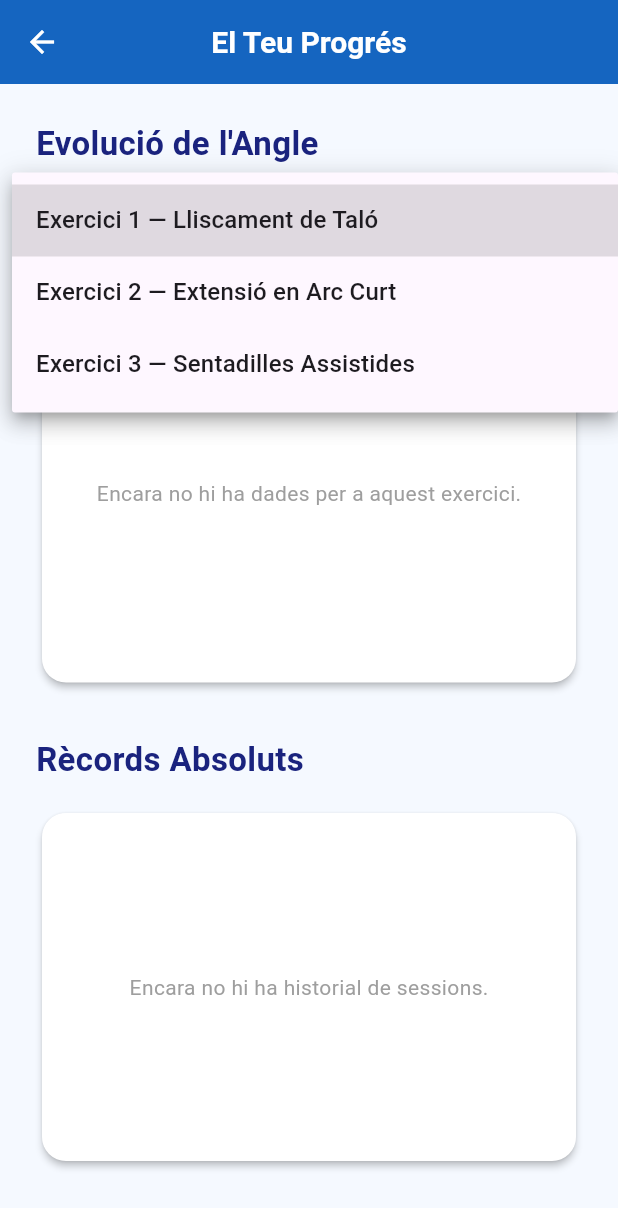
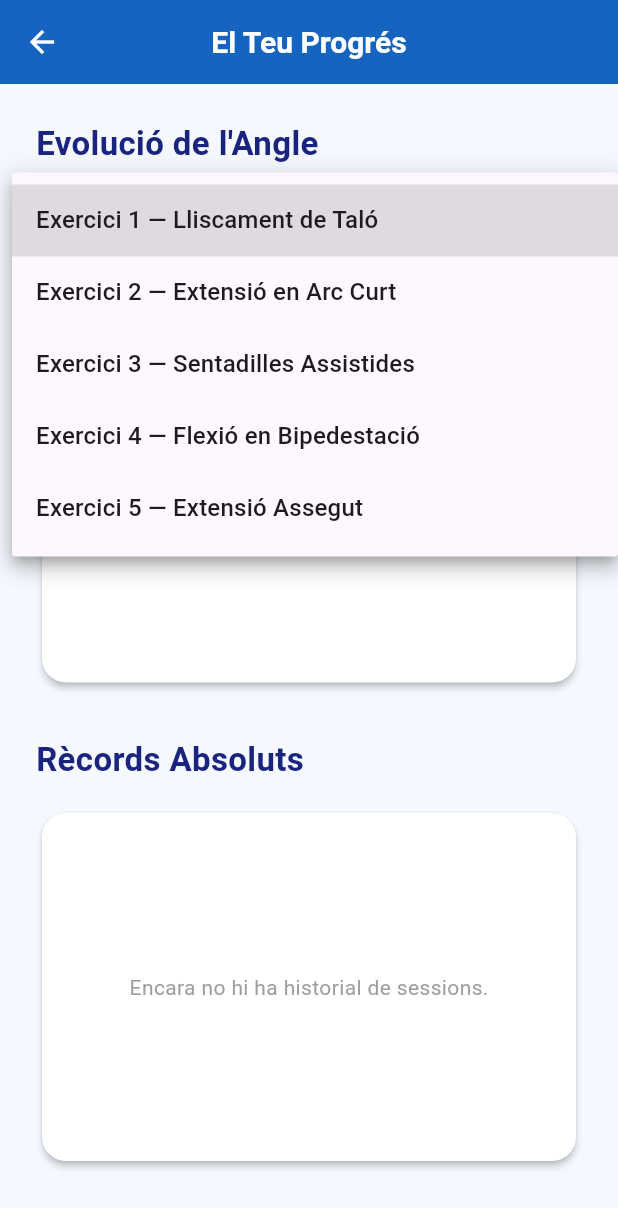
Before and after one commit to aitanamata4-tech/kneelife_app, a Flutter app: the ProgressScreen screen opened directly, after a tap on "Exercici 1 — Lliscament de Taló", on a phone screen of 412 x 824 dp. Shown: the top 1208 px of the screen. Run offline on Flutter 3.47's test engine with Material 3 defaults, Android fonts, the phone set to English and light mode, and no system bars; our stand-ins replace firebase_auth, firebase_core, firebase_database, fl_chart; accounts and stored records are empty; network calls fail.

Commit message:
canvis error 1 i 2

```diff
--- a/lib/screens/manual_screen.dart
+++ b/lib/screens/manual_screen.dart
@@ -26,7 +26,7 @@ class ManualScreen extends StatelessWidget {
       {
         "titol": "4. Flexió de Genoll en Bipedestació",
         "descripcio": "Dret, agafat a una taula o cadira per no perdre l'equilibri. Doblega el genoll cap enrere intentant portar el taló cap al gluti, sans moure la cuixa.",
-        "url_imatge": "https://images.unsplash.com/photo-1597452344418-2993132cc975?auto=format&fit=crop&w=600&q=80",
+        "url_imatge": "https://images.unsplash.com/photo-1574680096145-d05b474e2155?auto=format&fit=crop&w=600&q=80",
       },
       {
         "titol": "5. Extensió de Genoll Assegut",
--- a/lib/screens/progress_screen.dart
+++ b/lib/screens/progress_screen.dart
@@ -57,7 +57,7 @@ class _ProgressScreenState extends State<ProgressScreen> {
       );
     }
 
-    // Ordenem les sessions cronològicament (sessio1, sessio2...) exigit per la spec
+    // Ordenem les sessions cronològicament (sessio1, sessio2...)
     final sortedSessionKeys = _sessionHistory.keys.toList()
       ..sort((a, b) => a.compareTo(b));
 
@@ -77,7 +77,7 @@ class _ProgressScreenState extends State<ProgressScreen> {
             ),
             const SizedBox(height: 8),
 
-            // CORREGIT: 'initialValue' en comptes de 'value' per evitar obsolescència (deprecation)
+            // CORREGIT: 'initialValue' per evitar deprecations i afegits Ex 4 i 5
             DropdownButtonFormField<String>(
               initialValue: _selectedExerciseKey,
               decoration: InputDecoration(
@@ -89,6 +89,8 @@ class _ProgressScreenState extends State<ProgressScreen> {
                 DropdownMenuItem(value: "ex1", child: Text("Exercici 1 — Lliscament de Taló")),
                 DropdownMenuItem(value: "ex2", child: Text("Exercici 2 — Extensió en Arc Curt")),
                 DropdownMenuItem(value: "ex3", child: Text("Exercici 3 — Sentadilles Assistides")),
+                DropdownMenuItem(value: "ex4", child: Text("Exercici 4 — Flexió en Bipedestació")),
+                DropdownMenuItem(value: "ex5", child: Text("Exercici 5 — Extensió Assegut")),
               ],
               onChanged: (value) {
                 if (value != null) {
@@ -145,18 +147,12 @@ class _ProgressScreenState extends State<ProgressScreen> {
   Widget _buildLineChart(List<String> sortedKeys) {
     List<FlSpot> spots = [];
 
+    // CORREGIT: Ara llegeix directament l'estructura correcta del vostre JSON de Firebase
     for (int i = 0; i < sortedKeys.length; i++) {
       final sessionData = _sessionHistory[sortedKeys[i]];
-      if (sessionData != null && sessionData['exercicis'] != null) {
-        final List<dynamic> exercicis = sessionData['exercicis'];
-
-        final exerciciFiltrat = exercicis.firstWhere(
-          (e) => e != null && e['id'] == _selectedExerciseKey,
-          orElse: () => null,
-        );
-
-        if (exerciciFiltrat != null && exerciciFiltrat['angleMaxim'] != null) {
-          double angle = double.tryParse(exerciciFiltrat['angleMaxim'].toString()) ?? 0.0;
+      if (sessionData != null && sessionData['exercici_id'] == _selectedExerciseKey) {
+        if (sessionData['angle_maxim'] != null) {
+          double angle = double.tryParse(sessionData['angle_maxim'].toString()) ?? 0.0;
           spots.add(FlSpot(i.toDouble() + 1, angle));
         }
       }
@@ -196,7 +192,6 @@ class _ProgressScreenState extends State<ProgressScreen> {
             dotData: const FlDotData(show: true),
             belowBarData: BarAreaData(
               show: true,
-              // CORREGIT: Ús de .withValues per evitar pèrdua de precisió en versions modernes de Flutter
               color: AppTheme.primaryBlue.withValues(alpha: 0.2),
             ),
           ),
@@ -206,19 +201,16 @@ class _ProgressScreenState extends State<ProgressScreen> {
   }
 
   Widget _buildBarChart() {
-    Map<String, double> recordsMaxims = {"ex1": 0.0, "ex2": 0.0, "ex3": 0.0};
+    // CORREGIT: Mapeig complet per als 5 exercicis en comptes de 3
+    Map<String, double> recordsMaxims = {"ex1": 0.0, "ex2": 0.0, "ex3": 0.0, "ex4": 0.0, "ex5": 0.0};
 
+    // CORREGIT: Extracció directa dels rècords segons el vostre JSON real
     _sessionHistory.forEach((_, sessionData) {
-      if (sessionData != null && sessionData['exercicis'] != null) {
-        final List<dynamic> exercicis = sessionData['exercicis'];
-        for (var ex in exercicis) {
-          if (ex != null && ex['id'] != null && ex['angleMaxim'] != null) {
-            String id = ex['id'].toString();
-            double angle = double.tryParse(ex['angleMaxim'].toString()) ?? 0.0;
-            if (recordsMaxims.containsKey(id) && angle > recordsMaxims[id]!) {
-              recordsMaxims[id] = angle;
-            }
-          }
+      if (sessionData != null && sessionData['exercici_id'] != null && sessionData['angle_maxim'] != null) {
+        String id = sessionData['exercici_id'].toString();
+        double angle = double.tryParse(sessionData['angle_maxim'].toString()) ?? 0.0;
+        if (recordsMaxims.containsKey(id) && angle > recordsMaxims[id]!) {
+          recordsMaxims[id] = angle;
         }
       }
     });
@@ -233,7 +225,6 @@ class _ProgressScreenState extends State<ProgressScreen> {
         maxY: 140,
         gridData: const FlGridData(show: false),
         borderData: FlBorderData(show: false),
-        // CORREGIT: Agrupats correctament tots els títols dins de titlesData segons la nova versió de fl_chart
         titlesData: FlTitlesData(
           topTitles: const AxisTitles(sideTitles: SideTitles(showTitles: false)),
           rightTitles: const AxisTitles(sideTitles: SideTitles(showTitles: false)),
@@ -243,9 +234,11 @@ class _ProgressScreenState extends State<ProgressScreen> {
               showTitles: true,
               getTitlesWidget: (double value, TitleMeta meta) {
                 switch (value.toInt()) {
-                  case 0: return const Text('Ex. 1', style: TextStyle(fontSize: 12, fontWeight: FontWeight.bold));
-                  case 1: return const Text('Ex. 2', style: TextStyle(fontSize: 12, fontWeight: FontWeight.bold));
-                  case 2: return const Text('Ex. 3', style: TextStyle(fontSize: 12, fontWeight: FontWeight.bold));
+                  case 0: return const Text('Ex. 1', style: TextStyle(fontSize: 11, fontWeight: FontWeight.bold));
+                  case 1: return const Text('Ex. 2', style: TextStyle(fontSize: 11, fontWeight: FontWeight.bold));
+                  case 2: return const Text('Ex. 3', style: TextStyle(fontSize: 11, fontWeight: FontWeight.bold));
+                  case 3: return const Text('Ex. 4', style: TextStyle(fontSize: 11, fontWeight: FontWeight.bold));
+                  case 4: return const Text('Ex. 5', style: TextStyle(fontSize: 11, fontWeight: FontWeight.bold));
                   default: return const Text('');
                 }
               },
@@ -253,9 +246,11 @@ class _ProgressScreenState extends State<ProgressScreen> {
           ),
         ),
         barGroups: [
-          BarChartGroupData(x: 0, barRods: [BarChartRodData(toY: recordsMaxims["ex1"]!, color: AppTheme.primaryBlue, width: 22, borderRadius: BorderRadius.circular(4))]),
-          BarChartGroupData(x: 1, barRods: [BarChartRodData(toY: recordsMaxims["ex2"]!, color: AppTheme.lightBlue, width: 22, borderRadius: BorderRadius.circular(4))]),
-          BarChartGroupData(x: 2, barRods: [BarChartRodData(toY: recordsMaxims["ex3"]!, color: const Color(0xFF1976D2), width: 22, borderRadius: BorderRadius.circular(4))]),
+          BarChartGroupData(x: 0, barRods: [BarChartRodData(toY: recordsMaxims["ex1"]!, color: AppTheme.primaryBlue, width: 14, borderRadius: BorderRadius.circular(4))]),
+          BarChartGroupData(x: 1, barRods: [BarChartRodData(toY: recordsMaxims["ex2"]!, color: AppTheme.lightBlue, width: 14, borderRadius: BorderRadius.circular(4))]),
+          BarChartGroupData(x: 2, barRods: [BarChartRodData(toY: recordsMaxims["ex3"]!, color: const Color(0xFF1976D2), width: 14, borderRadius: BorderRadius.circular(4))]),
+          BarChartGroupData(x: 3, barRods: [BarChartRodData(toY: recordsMaxims["ex4"]!, color: Colors.orange, width: 14, borderRadius: BorderRadius.circular(4))]),
+          BarChartGroupData(x: 4, barRods: [BarChartRodData(toY: recordsMaxims["ex5"]!, color: Colors.teal, width: 14, borderRadius: BorderRadius.circular(4))]),
         ],
       ),
     );
@@ -265,7 +260,6 @@ class _ProgressScreenState extends State<ProgressScreen> {
     return Container(
       padding: const EdgeInsets.all(16),
       decoration: BoxDecoration(
-        // CORREGIT: També actualitzat amb .withValues aquí
         color: AppTheme.primaryBlue.withValues(alpha: 0.05),
         borderRadius: BorderRadius.circular(12),
       ),
```
